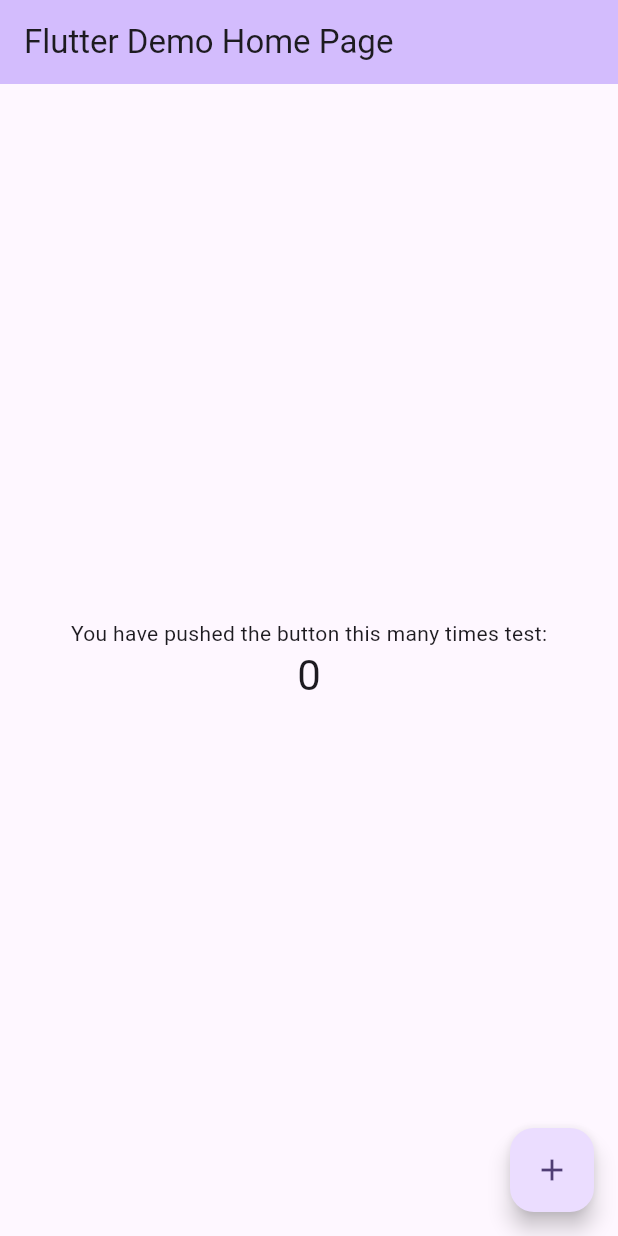
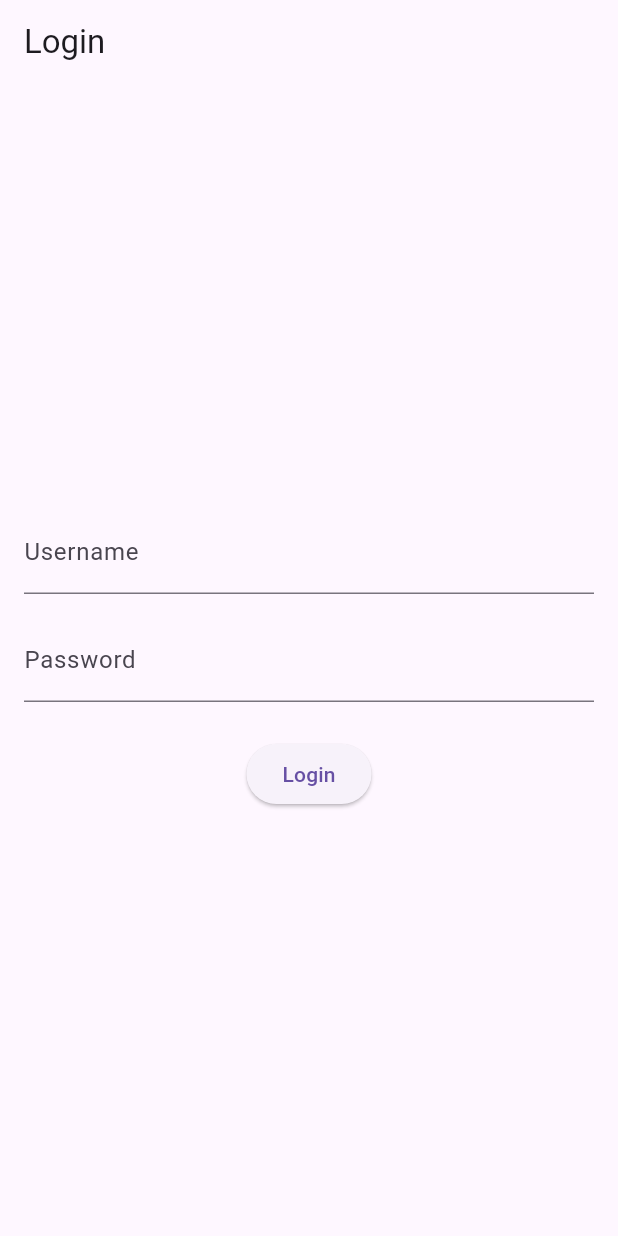
Before and after one commit to mouedhen/curves_pilates, a Flutter app: the screen it shows after launch, on a phone screen of 412 x 824 dp. Run offline on Flutter 3.47's test engine with Material 3 defaults, Android fonts, the phone set to English and light mode, and no system bars.

Commit message:
Refactor: Restructure authentication feature
This commit refactors the authentication feature by:
- Moving presentation layer files (provider and screen) to `lib/features/authentication/presentation/`.
- Moving domain layer files (use case and entity) to `lib/features/authentication/domain/`.
- Updating import paths in affected files.
- Removing the old, now redundant, presentation and domain directories.
- Adding the `provider` package dependency.
- Refactoring `main.dart` to use the new `MyApp` widget from `app.dart` and initializing `WidgetsFlutterBinding`.
- Creating a new `app.dart` file to house the main `MyApp` widget and initialize dependencies like `ApiService`, `AuthRepository`, `LoginUseCase`, and `AuthProvider`.
- Adding a `User` entity with basic properties and JSON serialization/deserialization.
- Implementing a basic `LoginScreen` with username/password fields and a login button.
- Creating an `AuthProvider` to manage authentication state (initial, loading, authenticated, error) and handle login logic using the `LoginUseCase`.
- Commenting out the widget test as it's no longer relevant to the new structure.

```diff
--- a/lib/app.dart
+++ b/lib/app.dart
@@ -0,0 +1,33 @@
+import 'package:flutter/material.dart';
+import 'package:provider/provider.dart';
+
+import 'common/services/api_service.dart';
+import 'features/authentication/data/repositories/auth_repository.dart';
+import 'features/authentication/domain/use_cases/login_use_case.dart';
+import 'features/authentication/presentation/provider/auth_provider.dart';
+import 'features/authentication/presentation/screens/login_screen.dart';
+
+// void main() {
+//   runApp(const MyApp());
+// }
+
+class MyApp extends StatelessWidget {
+  const MyApp({super.key});
+
+  @override
+  Widget build(BuildContext context) {
+    final apiService = ApiService();
+    final authRepository = AuthRepository(apiService);
+    final loginUseCase = LoginUseCase(authRepository);
+    final authProvider = AuthProvider(loginUseCase);
+
+    return ChangeNotifierProvider(
+      create: (context) => authProvider,
+      child: MaterialApp(
+        title: 'Flutter Auth Example',
+        theme: ThemeData(primarySwatch: Colors.blue),
+        home: const LoginScreen(),
+      ),
+    );
+  }
+}
--- a/lib/features/authentication/data/repositories/auth_repository.dart
+++ b/lib/features/authentication/data/repositories/auth_repository.dart
@@ -1,4 +1,4 @@
-import '../../../../common/services/api_service.dart';
+import '../../../../../common/services/api_service.dart';
 
 class AuthRepository {
   final ApiService _apiService;
--- /dev/null
+++ b/lib/features/authentication/domain/use_cases/login_use_case.dart
@@ -0,0 +1,13 @@
+import '../../data/repositories/auth_repository.dart';
+import '../entities/user.dart'; // Could have a User entity
+
+class LoginUseCase {
+  final AuthRepository _authRepository;
+
+  LoginUseCase(this._authRepository);
+
+  Future<bool> execute(String username, String password) async {
+    // You could add more business logic here before calling the repository
+    return _authRepository.login(username, password);
+  }
+}
--- /dev/null
+++ b/lib/features/authentication/presentation/provider/auth_provider.dart
@@ -0,0 +1,44 @@
+import 'package:flutter/material.dart';
+import '../../domain/use_cases/login_use_case.dart';
+
+enum AuthState { initial, loading, authenticated, error }
+
+class AuthProvider extends ChangeNotifier {
+  AuthState _state = AuthState.initial;
+  AuthState get state => _state;
+
+  String? _errorMessage;
+  String? get errorMessage => _errorMessage;
+
+  final LoginUseCase _loginUseCase;
+
+  AuthProvider(this._loginUseCase);
+
+  Future<void> login(String username, String password) async {
+    _state = AuthState.loading;
+    _errorMessage = null;
+    notifyListeners();
+
+    try {
+      final success = await _loginUseCase.execute(username, password);
+      if (success) {
+        _state = AuthState.authenticated;
+      } else {
+        _state = AuthState.error;
+        _errorMessage = 'Invalid username or password.';
+      }
+    } catch (e) {
+      _state = AuthState.error;
+      _errorMessage = 'An error occurred during login.';
+      debugPrint('Login Error: $e');
+    } finally {
+      notifyListeners();
+    }
+  }
+
+  void logout() {
+    _state = AuthState.initial;
+    notifyListeners();
+    // In a real app, you'd clear tokens, etc.
+  }
+}
--- /dev/null
+++ b/lib/features/authentication/presentation/screens/login_screen.dart
@@ -0,0 +1,87 @@
+import 'package:flutter/material.dart';
+import 'package:provider/provider.dart';
+
+import '../../../../common/widgets/loading_indicator.dart';
+import '../provider/auth_provider.dart';
+
+class LoginScreen extends StatefulWidget {
+  const LoginScreen({super.key});
+
+  @override
+  State<LoginScreen> createState() => _LoginScreenState();
+}
+
+class _LoginScreenState extends State<LoginScreen> {
+  final _usernameController = TextEditingController();
+  final _passwordController = TextEditingController();
+
+  @override
+  void dispose() {
+    _usernameController.dispose();
+    _passwordController.dispose();
+    super.dispose();
+  }
+
+  void _login(BuildContext context) {
+    final authProvider = Provider.of<AuthProvider>(context, listen: false);
+    authProvider.login(
+      _usernameController.text.trim(),
+      _passwordController.text.trim(),
+    );
+  }
+
+  @override
+  Widget build(BuildContext context) {
+    return Scaffold(
+      appBar: AppBar(title: const Text('Login')),
+      body: Consumer<AuthProvider>(
+        builder: (context, authProvider, _) {
+          if (authProvider.state == AuthState.loading) {
+            return const LoadingIndicator();
+          }
+
+          return Padding(
+            padding: const EdgeInsets.all(16.0),
+            child: Column(
+              mainAxisAlignment: MainAxisAlignment.center,
+              children: [
+                TextField(
+                  controller: _usernameController,
+                  decoration: const InputDecoration(labelText: 'Username'),
+                ),
+                const SizedBox(height: 16),
+                TextField(
+                  controller: _passwordController,
+                  obscureText: true,
+                  decoration: const InputDecoration(labelText: 'Password'),
+                ),
+                const SizedBox(height: 24),
+                ElevatedButton(
+                  onPressed: () => _login(context),
+                  child: const Text('Login'),
+                ),
+                if (authProvider.state == AuthState.error &&
+                    authProvider.errorMessage != null)
+                  Padding(
+                    padding: const EdgeInsets.only(top: 16.0),
+                    child: Text(
+                      authProvider.errorMessage!,
+                      style: const TextStyle(color: Colors.red),
+                    ),
+                  ),
+                if (authProvider.state == AuthState.authenticated)
+                  const Padding(
+                    padding: EdgeInsets.only(top: 16.0),
+                    child: Text(
+                      'Login Successful!',
+                      style: TextStyle(color: Colors.green),
+                    ),
+                  ),
+              ],
+            ),
+          );
+        },
+      ),
+    );
+  }
+}
--- a/lib/main.dart
+++ b/lib/main.dart
@@ -1,122 +1,13 @@
 import 'package:flutter/material.dart';
+import 'app.dart'; // Assuming your main app widget is in app.dart
 
-void main() {
-  runApp(const MyApp());
+void main() async {
+  // Ensure Flutter binding is initialized (important for plugins, etc.)
+  WidgetsFlutterBinding.ensureInitialized();
+
+  // Optional: Initialize other global services here
+  // await Firebase.initializeApp();
+  // await SharedPreferences.getInstance();
+
+  runApp(const MyApp()); // Run the root app widget
 }
-
-class MyApp extends StatelessWidget {
-  const MyApp({super.key});
-
-  // This widget is the root of your application.
-  @override
-  Widget build(BuildContext context) {
-    return MaterialApp(
-      title: 'Flutter Demo',
-      theme: ThemeData(
-        // This is the theme of your application.
-        //
-        // TRY THIS: Try running your application with "flutter run". You'll see
-        // the application has a purple toolbar. Then, without quitting the app,
-        // try changing the seedColor in the colorScheme below to Colors.green
-        // and then invoke "hot reload" (save your changes or press the "hot
-        // reload" button in a Flutter-supported IDE, or press "r" if you used
-        // the command line to start the app).
-        //
-        // Notice that the counter didn't reset back to zero; the application
-        // state is not lost during the reload. To reset the state, use hot
-        // restart instead.
-        //
-        // This works for code too, not just values: Most code changes can be
-        // tested with just a hot reload.
-        colorScheme: ColorScheme.fromSeed(seedColor: Colors.deepPurple),
-      ),
-      home: const MyHomePage(title: 'Flutter Demo Home Page'),
-    );
-  }
-}
-
-class MyHomePage extends StatefulWidget {
-  const MyHomePage({super.key, required this.title});
-
-  // This widget is the home page of your application. It is stateful, meaning
-  // that it has a State object (defined below) that contains fields that affect
-  // how it looks.
-
-  // This class is the configuration for the state. It holds the values (in this
-  // case the title) provided by the parent (in this case the App widget) and
-  // used by the build method of the State. Fields in a Widget subclass are
-  // always marked "final".
-
-  final String title;
-
-  @override
-  State<MyHomePage> createState() => _MyHomePageState();
-}
-
-class _MyHomePageState extends State<MyHomePage> {
-  int _counter = 0;
-
-  void _incrementCounter() {
-    setState(() {
-      // This call to setState tells the Flutter framework that something has
-      // changed in this State, which causes it to rerun the build method below
-      // so that the display can reflect the updated values. If we changed
-      // _counter without calling setState(), then the build method would not be
-      // called again, and so nothing would appear to happen.
-      _counter++;
-    });
-  }
-
-  @override
-  Widget build(BuildContext context) {
-    // This method is rerun every time setState is called, for instance as done
-    // by the _incrementCounter method above.
-    //
-    // The Flutter framework has been optimized to make rerunning build methods
-    // fast, so that you can just rebuild anything that needs updating rather
-    // than having to individually change instances of widgets.
-    return Scaffold(
-      appBar: AppBar(
-        // TRY THIS: Try changing the color here to a specific color (to
-        // Colors.amber, perhaps?) and trigger a hot reload to see the AppBar
-        // change color while the other colors stay the same.
-        backgroundColor: Theme.of(context).colorScheme.inversePrimary,
-        // Here we take the value from the MyHomePage object that was created by
-        // the App.build method, and use it to set our appbar title.
-        title: Text(widget.title),
-      ),
-      body: Center(
-        // Center is a layout widget. It takes a single child and positions it
-        // in the middle of the parent.
-        child: Column(
-          // Column is also a layout widget. It takes a list of children and
-          // arranges them vertically. By default, it sizes itself to fit its
-          // children horizontally, and tries to be as tall as its parent.
-          //
-          // Column has various properties to control how it sizes itself and
-          // how it positions its children. Here we use mainAxisAlignment to
-          // center the children vertically; the main axis here is the vertical
-          // axis because Columns are vertical (the cross axis would be
-          // horizontal).
-          //
-          // TRY THIS: Invoke "debug painting" (choose the "Toggle Debug Paint"
-          // action in the IDE, or press "p" in the console), to see the
-          // wireframe for each widget.
-          mainAxisAlignment: MainAxisAlignment.center,
-          children: <Widget>[
-            const Text('You have pushed the button this many times test:'),
-            Text(
-              '$_counter',
-              style: Theme.of(context).textTheme.headlineMedium,
-            ),
-          ],
-        ),
-      ),
-      floatingActionButton: FloatingActionButton(
-        onPressed: _incrementCounter,
-        tooltip: 'Increment',
-        child: const Icon(Icons.add),
-      ), // This trailing comma makes auto-formatting nicer for build methods.
-    );
-  }
-}
--- a/pubspec.yaml
+++ b/pubspec.yaml
@@ -34,6 +34,7 @@ dependencies:
   # The following adds the Cupertino Icons font to your application.
   # Use with the CupertinoIcons class for iOS style icons.
   cupertino_icons: ^1.0.8
+  provider: ^6.1.5
 
 dev_dependencies:
   flutter_test:
```
Also changed, not shown: lib/features/authentication/domain/entities/user.dart (added, +57 -0 lines), lib/features/domain/use_cases/login_use_case.dart (deleted), lib/features/presentation/provider/auth_provider.dart (deleted), lib/features/presentation/screens/login_screen.dart (deleted), pubspec.lock, 1 other file.
